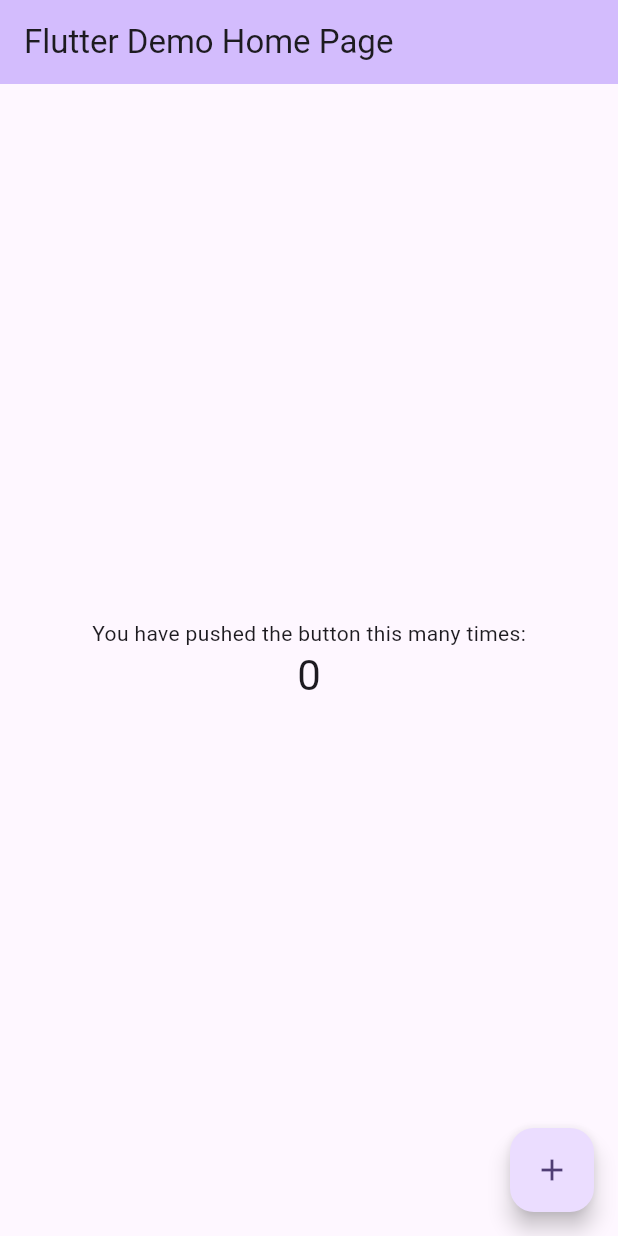
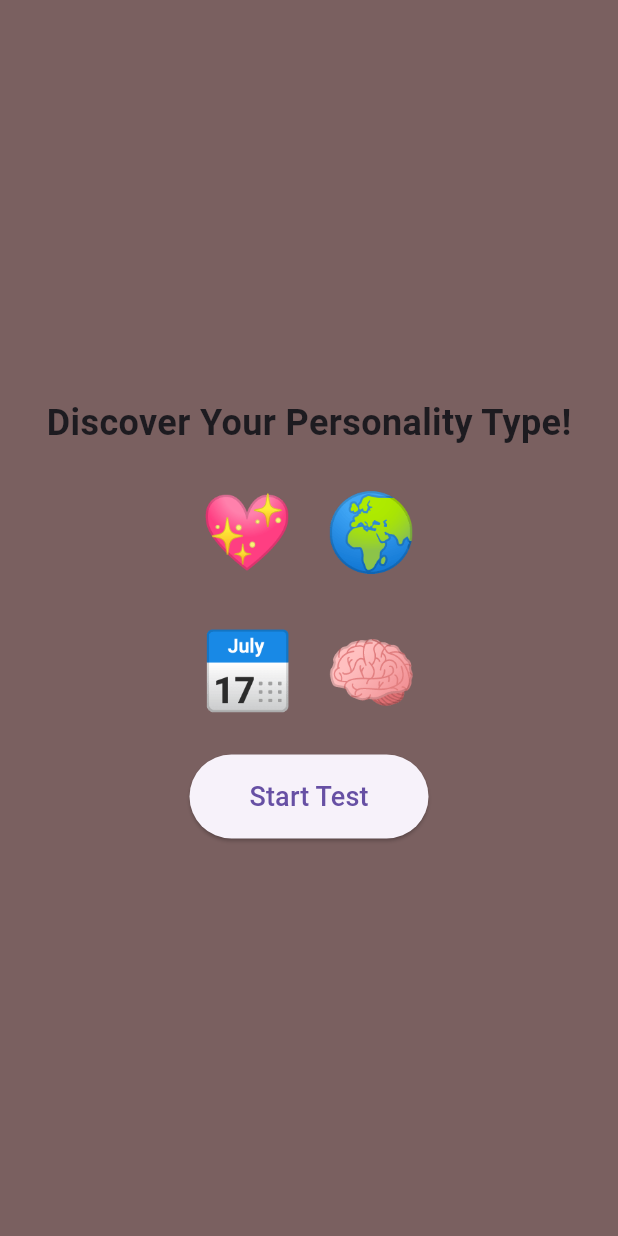
Before and after one commit to kamel404/Personality-Game, a Flutter app: the screen it shows after launch, on a phone screen of 412 x 824 dp. Run offline on Flutter 3.47's test engine with Material 3 defaults, Android fonts, the phone set to English and light mode, and no system bars.

Commit message:
All Pages Done

```diff
--- a/lib/data/questions.dart
+++ b/lib/data/questions.dart
@@ -1,124 +1,133 @@
-import '../models/questions.dart';
-import '../models/answers.dart';
-import '../models/personalities.dart';
+import 'package:personality_test_assignment2/models/answer.dart';
+import 'package:personality_test_assignment2/models/personality_type.dart';
+import 'package:personality_test_assignment2/models/question.dart';
 
-/// A list of personality test questions with answers mapped to personalities.
+/// A list of personalityType test questions with answers mapped to personalities.
 final List<Question> questions = [
   Question(
-    text: 'How do you approach a difficult decision?',
+    question: 'How do you approach a difficult decision?',
     answers: [
       Answer(
-        text: 'Analyze all options logically',
-        personality: Personalities.Thinker,
+        answer: 'Analyze all options logically',
+        personalityType: Personalities.thinker,
       ),
       Answer(
-        text: 'Go with what feels right emotionally',
-        personality: Personalities.Feeler,
+        answer: 'Go with what feels right emotionally',
+        personalityType: Personalities.feeler,
       ),
       Answer(
-        text: 'Make a checklist and plan it out',
-        personality: Personalities.Planner,
+        answer: 'Make a checklist and plan it out',
+        personalityType: Personalities.planner,
       ),
       Answer(
-        text: 'Take a leap and deal with results later',
-        personality: Personalities.Adventurer,
+        answer: 'Take a leap and deal with results later',
+        personalityType: Personalities.adventurer,
       ),
     ],
   ),
   Question(
-    text: 'What excites you the most?',
+    question: 'What excites you the most?',
     answers: [
       Answer(
-        text: 'Solving complex problems',
-        personality: Personalities.Thinker,
+        answer: 'Solving complex problems',
+        personalityType: Personalities.thinker,
       ),
       Answer(
-        text: 'Connecting deeply with others',
-        personality: Personalities.Feeler,
+        answer: 'Connecting deeply with others',
+        personalityType: Personalities.feeler,
       ),
       Answer(
-        text: 'Creating a clear path to your goals',
-        personality: Personalities.Planner,
+        answer: 'Creating a clear path to your goals',
+        personalityType: Personalities.planner,
       ),
       Answer(
-        text: 'Exploring something new',
-        personality: Personalities.Adventurer,
+        answer: 'Exploring something new',
+        personalityType: Personalities.adventurer,
       ),
     ],
   ),
   Question(
-    text: 'Which best describes your work style?',
+    question: 'Which best describes your work style?',
     answers: [
       Answer(
-        text: 'Detail-focused and logical',
-        personality: Personalities.Thinker,
+        answer: 'Detail-focused and logical',
+        personalityType: Personalities.thinker,
       ),
       Answer(
-        text: 'People-centered and intuitive',
-        personality: Personalities.Feeler,
+        answer: 'People-centered and intuitive',
+        personalityType: Personalities.feeler,
       ),
       Answer(
-        text: 'Organized and systematic',
-        personality: Personalities.Planner,
+        answer: 'Organized and systematic',
+        personalityType: Personalities.planner,
       ),
       Answer(
-        text: 'Flexible and spontaneous',
-        personality: Personalities.Adventurer,
+        answer: 'Flexible and spontaneous',
+        personalityType: Personalities.adventurer,
       ),
     ],
   ),
   Question(
-    text: 'How do you recharge after a long day?',
+    question: 'How do you recharge after a long day?',
     answers: [
       Answer(
-        text: 'Quiet reflection or reading',
-        personality: Personalities.Thinker,
+        answer: 'Quiet reflection or reading',
+        personalityType: Personalities.thinker,
       ),
       Answer(
-        text: 'Spending time with close friends',
-        personality: Personalities.Feeler,
+        answer: 'Spending time with close friends',
+        personalityType: Personalities.feeler,
       ),
       Answer(
-        text: 'Planning tomorrow\'s tasks',
-        personality: Personalities.Planner,
+        answer: 'Planning tomorrow\'s tasks',
+        personalityType: Personalities.planner,
       ),
       Answer(
-        text: 'Doing something active or exciting',
-        personality: Personalities.Adventurer,
+        answer: 'Doing something active or exciting',
+        personalityType: Personalities.adventurer,
       ),
     ],
   ),
   Question(
-    text: 'You\'re most comfortable when...',
+    question: 'You\'re most comfortable when...',
     answers: [
       Answer(
-        text: 'Things make logical sense',
-        personality: Personalities.Thinker,
+        answer: 'Things make logical sense',
+        personalityType: Personalities.thinker,
       ),
       Answer(
-        text: 'Everyone is getting along',
-        personality: Personalities.Feeler,
+        answer: 'Everyone is getting along',
+        personalityType: Personalities.feeler,
       ),
       Answer(
-        text: 'There\'s a clear structure',
-        personality: Personalities.Planner,
+        answer: 'There\'s a clear structure',
+        personalityType: Personalities.planner,
       ),
       Answer(
-        text: 'You\'re free to try new things',
-        personality: Personalities.Adventurer,
+        answer: 'You\'re free to try new things',
+        personalityType: Personalities.adventurer,
       ),
     ],
   ),
   Question(
-    text: 'Your biggest strength is...',
+    question: 'Your biggest strength is...',
     answers: [
-      Answer(text: 'Thinking critically', personality: Personalities.Thinker),
       Answer(
-        text: 'Empathizing with others',
-        personality: Personalities.Feeler,
+        answer: 'Thinking critically',
+        personalityType: Personalities.thinker,
       ),
-      Answer(text: 'Staying organized', personality: Personalities.Planner),
-      Answer(text: 'Being adventurous', personality: Personalities.Adventurer),
+      Answer(
+        answer: 'Empathizing with others',
+        personalityType: Personalities.feeler,
+      ),
+      Answer(
+        answer: 'Staying organized',
+        personalityType: Personalities.planner,
+      ),
+      Answer(
+        answer: 'Being adventurous',
+        personalityType: Personalities.adventurer,
+      ),
     ],
   ),
 ];
--- a/lib/main.dart
+++ b/lib/main.dart
@@ -1,122 +1,79 @@
 import 'package:flutter/material.dart';
+import 'models/personality_type.dart';
+import 'data/questions.dart';
+import 'screens/start_screen.dart';
+import 'screens/question_screen.dart';
+import 'screens/result_screen.dart';
 
-void main() {
-  runApp(const MyApp());
+void main() => runApp(PersonalityTestApp());
+
+class PersonalityTestApp extends StatefulWidget {
+  const PersonalityTestApp({super.key});
+
+  @override
+  // ignore: library_private_types_in_public_api
+  _PersonalityTestAppState createState() => _PersonalityTestAppState();
 }
 
-class MyApp extends StatelessWidget {
-  const MyApp({super.key});
+class _PersonalityTestAppState extends State<PersonalityTestApp> {
+  Personalities? _result;
+  int? _currentQuestionIndex;
+  final Map<Personalities, int> _scores = {
+    Personalities.thinker: 0,
+    Personalities.feeler: 0,
+    Personalities.planner: 0,
+    Personalities.adventurer: 0,
+  };
 
-  // This widget is the root of your application.
-  @override
-  Widget build(BuildContext context) {
-    return MaterialApp(
-      title: 'Flutter Demo',
-      theme: ThemeData(
-        // This is the theme of your application.
-        //
-        // TRY THIS: Try running your application with "flutter run". You'll see
-        // the application has a purple toolbar. Then, without quitting the app,
-        // try changing the seedColor in the colorScheme below to Colors.green
-        // and then invoke "hot reload" (save your changes or press the "hot
-        // reload" button in a Flutter-supported IDE, or press "r" if you used
-        // the command line to start the app).
-        //
-        // Notice that the counter didn't reset back to zero; the application
-        // state is not lost during the reload. To reset the state, use hot
-        // restart instead.
-        //
-        // This works for code too, not just values: Most code changes can be
-        // tested with just a hot reload.
-        colorScheme: ColorScheme.fromSeed(seedColor: Colors.deepPurple),
-      ),
-      home: const MyHomePage(title: 'Flutter Demo Home Page'),
-    );
+  void _startTest() {
+    setState(() {
+      _currentQuestionIndex = 0;
+      _result = null;
+      _scores.forEach((key, value) => _scores[key] = 0);
+    });
   }
-}
 
-class MyHomePage extends StatefulWidget {
-  const MyHomePage({super.key, required this.title});
+  void _handleAnswer(Personalities personality) {
+    setState(() {
+      _scores[personality] = _scores[personality]! + 1;
+      if (_currentQuestionIndex! < questions.length - 1) {
+        _currentQuestionIndex = _currentQuestionIndex! + 1;
+      } else {
+        _calculateResult();
+        _currentQuestionIndex = null;
+      }
+    });
+  }
 
-  // This widget is the home page of your application. It is stateful, meaning
-  // that it has a State object (defined below) that contains fields that affect
-  // how it looks.
-
-  // This class is the configuration for the state. It holds the values (in this
-  // case the title) provided by the parent (in this case the App widget) and
-  // used by the build method of the State. Fields in a Widget subclass are
-  // always marked "final".
-
-  final String title;
-
-  @override
-  State<MyHomePage> createState() => _MyHomePageState();
-}
-
-class _MyHomePageState extends State<MyHomePage> {
-  int _counter = 0;
-
-  void _incrementCounter() {
-    setState(() {
-      // This call to setState tells the Flutter framework that something has
-      // changed in this State, which causes it to rerun the build method below
-      // so that the display can reflect the updated values. If we changed
-      // _counter without calling setState(), then the build method would not be
-      // called again, and so nothing would appear to happen.
-      _counter++;
+  void _calculateResult() {
+    int highestScore = 0;
+    _scores.forEach((personality, score) {
+      if (score > highestScore) {
+        highestScore = score;
+        _result = personality;
+      }
     });
   }
 
   @override
   Widget build(BuildContext context) {
-    // This method is rerun every time setState is called, for instance as done
-    // by the _incrementCounter method above.
-    //
-    // The Flutter framework has been optimized to make rerunning build methods
-    // fast, so that you can just rebuild anything that needs updating rather
-    // than having to individually change instances of widgets.
-    return Scaffold(
-      appBar: AppBar(
-        // TRY THIS: Try changing the color here to a specific color (to
-        // Colors.amber, perhaps?) and trigger a hot reload to see the AppBar
-        // change color while the other colors stay the same.
-        backgroundColor: Theme.of(context).colorScheme.inversePrimary,
-        // Here we take the value from the MyHomePage object that was created by
-        // the App.build method, and use it to set our appbar title.
-        title: Text(widget.title),
+    return MaterialApp(
+      theme: ThemeData(
+        scaffoldBackgroundColor: const Color.fromARGB(255, 122, 96, 96),
       ),
-      body: Center(
-        // Center is a layout widget. It takes a single child and positions it
-        // in the middle of the parent.
-        child: Column(
-          // Column is also a layout widget. It takes a list of children and
-          // arranges them vertically. By default, it sizes itself to fit its
-          // children horizontally, and tries to be as tall as its parent.
-          //
-          // Column has various properties to control how it sizes itself and
-          // how it positions its children. Here we use mainAxisAlignment to
-          // center the children vertically; the main axis here is the vertical
-          // axis because Columns are vertical (the cross axis would be
-          // horizontal).
-          //
-          // TRY THIS: Invoke "debug painting" (choose the "Toggle Debug Paint"
-          // action in the IDE, or press "p" in the console), to see the
-          // wireframe for each widget.
-          mainAxisAlignment: MainAxisAlignment.center,
-          children: <Widget>[
-            const Text('You have pushed the button this many times:'),
-            Text(
-              '$_counter',
-              style: Theme.of(context).textTheme.headlineMedium,
-            ),
-          ],
+      home: Scaffold(
+        body: Center(
+          child:
+              _result != null
+                  ? ResultScreen(result: _result!, onRestartTest: _startTest)
+                  : _currentQuestionIndex != null
+                  ? QuestionScreen(
+                    question: questions[_currentQuestionIndex!],
+                    onAnswerSelected: _handleAnswer,
+                  )
+                  : StartScreen(onStartTest: _startTest),
         ),
       ),
-      floatingActionButton: FloatingActionButton(
-        onPressed: _incrementCounter,
-        tooltip: 'Increment',
-        child: const Icon(Icons.add),
-      ), // This trailing comma makes auto-formatting nicer for build methods.
     );
   }
 }
--- a/lib/screens/start_screen.dart
+++ b/lib/screens/start_screen.dart
@@ -0,0 +1,48 @@
+import 'package:flutter/material.dart';
+
+class StartScreen extends StatelessWidget {
+  final VoidCallback onStartTest;
+
+  const StartScreen({super.key, required this.onStartTest});
+
+  @override
+  Widget build(BuildContext context) {
+    return Center(
+      child: Column(
+        mainAxisAlignment: MainAxisAlignment.center,
+        children: [
+          const Text(
+            'Discover Your Personality Type!',
+            style: TextStyle(fontSize: 24, fontWeight: FontWeight.bold),
+          ),
+          SizedBox(height: 20),
+          Row(
+            mainAxisAlignment: MainAxisAlignment.center,
+            children: [
+              Text('💖', style: TextStyle(fontSize: 50)),
+              SizedBox(width: 20),
+              Text('🌍', style: TextStyle(fontSize: 50)),
+            ],
+          ),
+          SizedBox(height: 20),
+          Row(
+            mainAxisAlignment: MainAxisAlignment.center,
+            children: [
+              Text('📅', style: TextStyle(fontSize: 50)),
+              SizedBox(width: 20),
+              Text('🧠', style: TextStyle(fontSize: 50)),
+            ],
+          ),
+          SizedBox(height: 20),
+          ElevatedButton(
+            onPressed: onStartTest,
+            style: ElevatedButton.styleFrom(
+              padding: const EdgeInsets.symmetric(horizontal: 40, vertical: 15),
+            ),
+            child: Text('Start Test', style: TextStyle(fontSize: 18)),
+          ),
+        ],
+      ),
+    );
+  }
+}
```
Also changed, not shown: lib/models/answer.dart (+8 -0 lines), lib/models/personality_type.dart (+9 -1 lines), lib/models/question.dart (+8 -0 lines), lib/screens/question_screen.dart (+43 -0 lines), lib/screens/result_screen.dart (+77 -0 lines), 1 other file.
